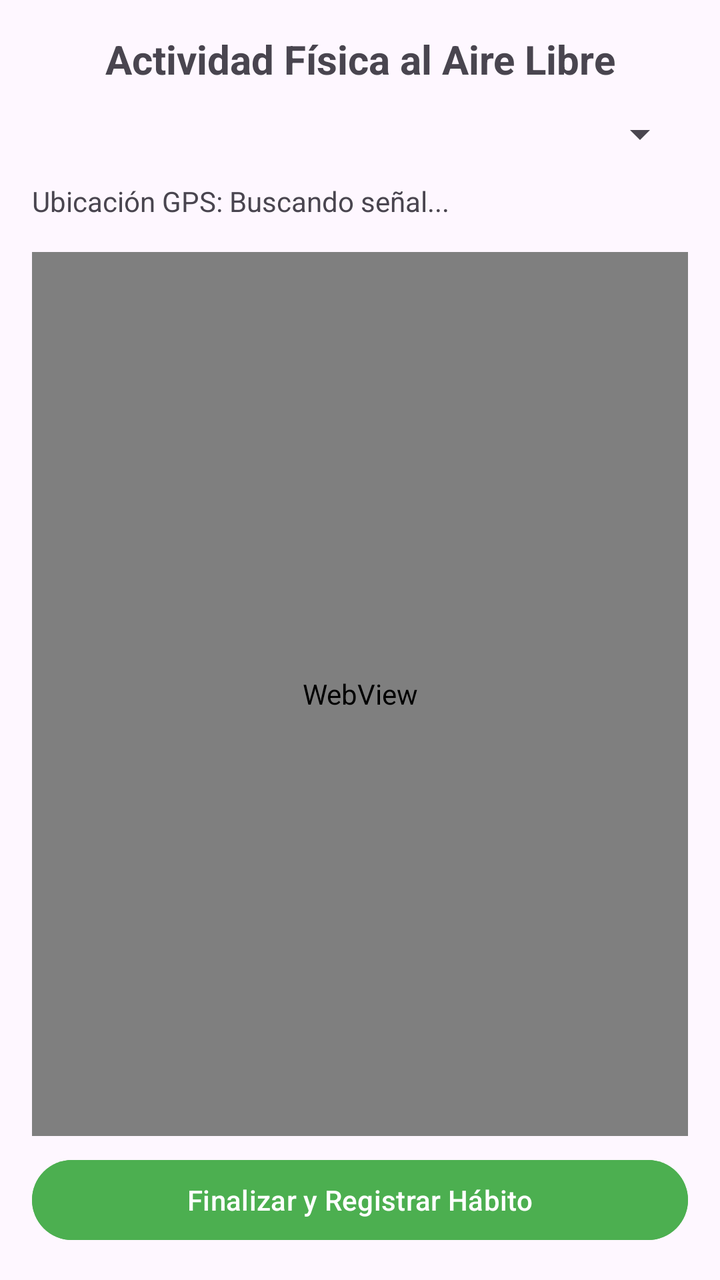
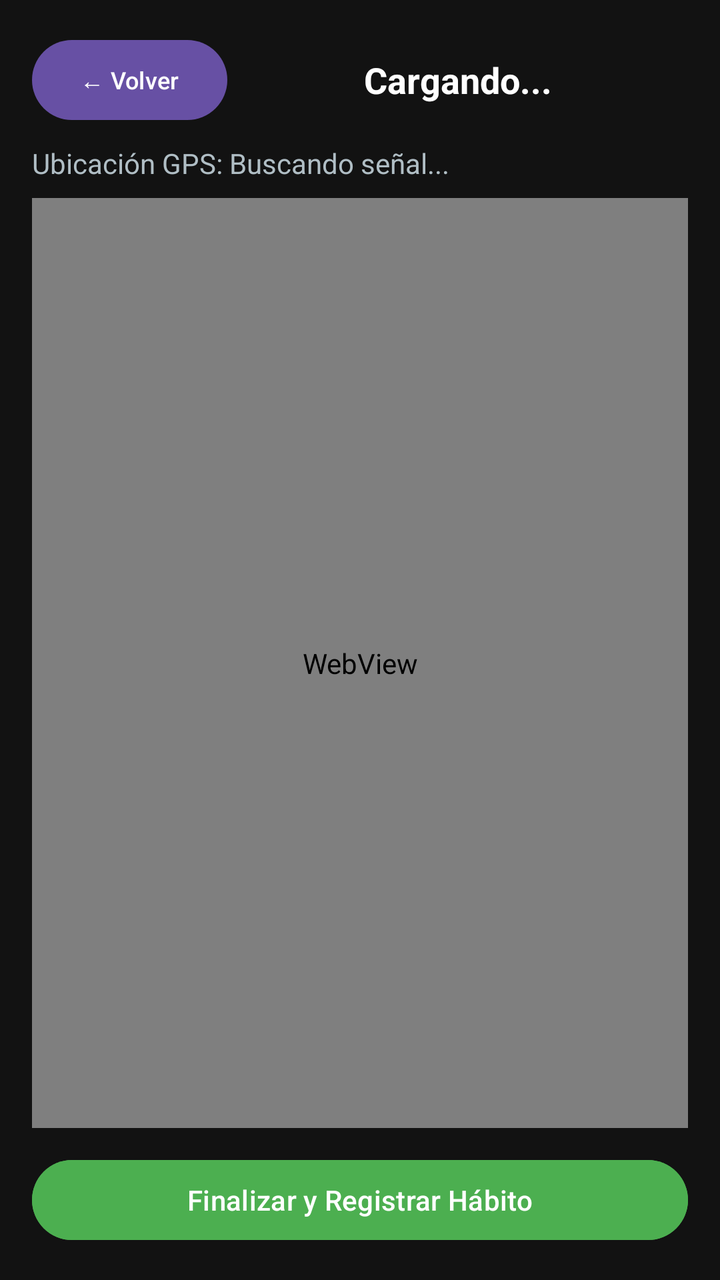

The first picture is an Android layout as it rendered before a commit; the second is the same layout after the commit. The layout source and the unified diff follow.
<!-- AndroidManifest.xml: application theme Theme.HabiTrack -->
<!-- res/layout/activity_pantalla_actividad_fisica.xml -->
<?xml version="1.0" encoding="utf-8"?>
<LinearLayout xmlns:android="http://schemas.android.com/apk/res/android"
    android:layout_width="match_parent"
    android:layout_height="match_parent"
    android:orientation="vertical"
    android:padding="16dp">

    <TextView
        android:layout_width="match_parent"
        android:layout_height="wrap_content"
        android:text="Actividad Física al Aire Libre"
        android:textSize="20sp"
        android:textStyle="bold"
        android:gravity="center"
        android:paddingBottom="12dp"/>

    <Spinner
        android:id="@+id/spinnerModalidad"
        android:layout_width="match_parent"
        android:layout_height="wrap_content"
        android:padding="10dp"
        android:layout_marginBottom="12dp"/>

    <TextView
        android:id="@+id/tvCoordenadas"
        android:layout_width="match_parent"
        android:layout_height="wrap_content"
        android:text="Ubicación GPS: Buscando señal..."
        android:textSize="14sp"
        android:paddingBottom="8dp"/>

    <WebView
        android:id="@+id/webViewMapa"
        android:layout_width="match_parent"
        android:layout_height="0dp"
        android:layout_weight="1"
        android:layout_marginTop="8dp"
        android:layout_marginBottom="8dp"/>

    <Button
        android:id="@+id/btnFinalizarTrote"
        android:layout_width="match_parent"
        android:layout_height="wrap_content"
        android:text="Finalizar y Registrar Hábito"
        android:backgroundTint="#4CAF50"
        android:textColor="#FFFFFF"/>

</LinearLayout>
<!-- resources referenced by this layout -->
<resources>
  <style name="Theme.HabiTrack" parent="Base.Theme.HabiTrack" />
  <style name="Base.Theme.HabiTrack" parent="Theme.Material3.DayNight.NoActionBar">
          
          
      </style>
</resources>

<!-- the commit's change to res/layout/activity_pantalla_actividad_fisica.xml (unified diff, before → after) -->
@@ -3,39 +3,49 @@
     android:layout_width="match_parent"
     android:layout_height="match_parent"
     android:orientation="vertical"
-    android:padding="16dp">
+    android:padding="16dp"
+    android:background="#121212">
 
-    <TextView
+    <LinearLayout
         android:layout_width="match_parent"
         android:layout_height="wrap_content"
-        android:text="Actividad Física al Aire Libre"
-        android:textSize="20sp"
-        android:textStyle="bold"
-        android:gravity="center"
-        android:paddingBottom="12dp"/>
+        android:orientation="horizontal"
+        android:gravity="center_vertical"
+        android:paddingBottom="8dp">
 
-    <Spinner
-        android:id="@+id/spinnerModalidad"
-        android:layout_width="match_parent"
-        android:layout_height="wrap_content"
-        android:padding="10dp"
-        android:layout_marginBottom="12dp"/>
+        <Button
+            android:id="@+id/btnVolverAtras"
+            android:layout_width="wrap_content"
+            android:layout_height="wrap_content"
+            android:text="← Volver"
+            android:textSize="12sp" />
+
+        <TextView
+            android:id="@+id/tvTituloActividadFisica"
+            android:layout_width="0dp"
+            android:layout_height="wrap_content"
+            android:layout_weight="1"
+            android:text="Cargando..."
+            android:textSize="18sp"
+            android:textStyle="bold"
+            android:textColor="#FFFFFF"
+            android:gravity="center" />
+    </LinearLayout>
 
     <TextView
         android:id="@+id/tvCoordenadas"
         android:layout_width="match_parent"
         android:layout_height="wrap_content"
         android:text="Ubicación GPS: Buscando señal..."
-        android:textSize="14sp"
-        android:paddingBottom="8dp"/>
+        android:textColor="#B0BEC5"
+        android:paddingBottom="8dp" />
 
     <WebView
         android:id="@+id/webViewMapa"
         android:layout_width="match_parent"
         android:layout_height="0dp"
         android:layout_weight="1"
-        android:layout_marginTop="8dp"
-        android:layout_marginBottom="8dp"/>
+        android:layout_marginBottom="12dp" />
 
     <Button
         android:id="@+id/btnFinalizarTrote"
@@ -43,6 +53,6 @@
         android:layout_height="wrap_content"
         android:text="Finalizar y Registrar Hábito"
         android:backgroundTint="#4CAF50"
-        android:textColor="#FFFFFF"/>
+        android:textColor="#FFFFFF" />
 
 </LinearLayout>
